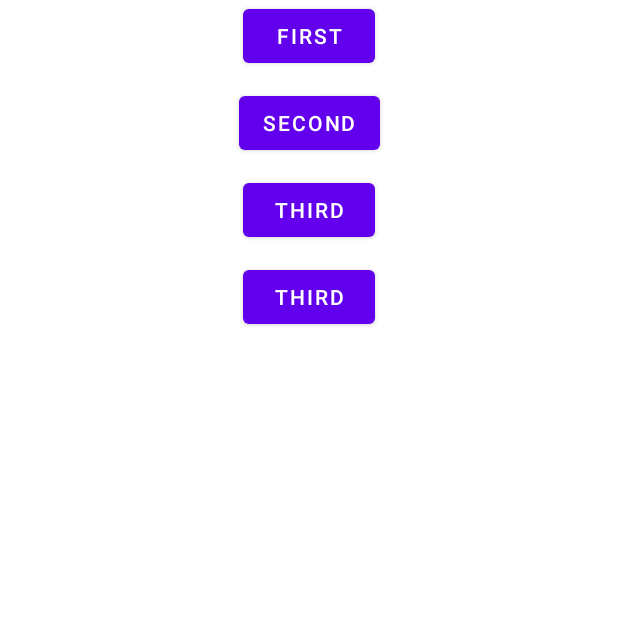
After one commit to aziz100199/actionproject, an Android app: the PracticeActivity screen opened directly, with no data from a screen before it, on a phone screen of 412 x 824 dp, the top half of it. The commit adds this screen. Run offline under Robolectric (Android 15) with nearby library versions, the phone set to English and light mode, and no system bars.

Commit message:
with single click listner

```diff
--- a/app/src/main/AndroidManifest.xml
+++ b/app/src/main/AndroidManifest.xml
@@ -5,7 +5,7 @@
     <uses-permission android:name="android.permission.CAMERA" />
     <uses-permission android:name="android.permission.WRITE_EXTERNAL_STORAGE" />
     <uses-permission android:name="android.permission.READ_EXTERNAL_STORAGE" />
-    <uses-permission android:name="android.permission.INTERNET"/>
+    <uses-permission android:name="android.permission.INTERNET" />
 
     <uses-feature
         android:name="android.hardware.camera"
@@ -19,6 +19,9 @@
         android:roundIcon="@mipmap/ic_launcher_round"
         android:supportsRtl="true"
         android:theme="@style/Theme.SpinnerActivity">
+        <activity
+            android:name=".practiceactivity.PracticeActivity"
+            android:exported="false" />
         <activity
             android:name=".retrofit.RetrofitResponseActivity"
             android:exported="false" />
--- a/app/src/main/java/com/unit/spinneractivity/LauncherActivity.kt
+++ b/app/src/main/java/com/unit/spinneractivity/LauncherActivity.kt
@@ -8,6 +8,7 @@ import com.unit.spinneractivity.actionmode.ActionModeActivity
 import com.unit.spinneractivity.colepsingtoolbar.CollapsingToolBarActivity
 import com.unit.spinneractivity.databinding.ActivityLauncherBinding
 import com.unit.spinneractivity.datepicker.DatePickerActivity
+import com.unit.spinneractivity.practiceactivity.PracticeActivity
 import com.unit.spinneractivity.retrofit.RetrofitResponseActivity
 import com.unit.spinneractivity.roomdatabase.RoomDbActivity
 import com.unit.spinneractivity.spineractivity.SpinnerActivity
@@ -44,6 +45,9 @@ class LauncherActivity : AppCompatActivity() {
         binding?.retrofit?.setOnClickListener {
             activitylauncher(RetrofitResponseActivity())
         }
+        binding?.practicbtn?.setOnClickListener {
+            activitylauncher(PracticeActivity())
+        }
     }
 
     private fun activitylauncher(activity: Activity) {
--- /dev/null
+++ b/app/src/main/java/com/unit/spinneractivity/practiceactivity/PracticeActivity.kt
@@ -0,0 +1,79 @@
+package com.unit.spinneractivity.practiceactivity
+
+import android.os.Bundle
+import android.widget.Button
+import android.widget.Toast
+import androidx.appcompat.app.AppCompatActivity
+import com.unit.spinneractivity.databinding.ActivityPracticeBinding
+
+class PracticeActivity : AppCompatActivity() {
+    lateinit var binding: ActivityPracticeBinding
+
+    override fun onCreate(savedInstanceState: Bundle?) {
+        super.onCreate(savedInstanceState)
+        binding = ActivityPracticeBinding.inflate(layoutInflater)
+        setContentView(binding.root)
+
+
+        binding.apply {
+            clicklistner(firstbtn)
+            clicklistner(secondbtn)
+            clicklistner(thirdbtn)
+            clicklistner(fourbtn)
+        }
+
+
+
+
+    }
+
+
+
+
+
+    //////////////////////    click listner  //////////////////////////////
+
+
+
+    private fun clicklistner(btn: Button) {
+        btn.setOnClickListener {
+            binding.apply {
+                when (btn) {
+                    firstbtn  -> {
+                        Toast.makeText(this@PracticeActivity,
+                            "click on first btn",
+                            Toast.LENGTH_SHORT)
+                            .show()
+                    }
+                    secondbtn -> {
+                        Toast.makeText(this@PracticeActivity,
+                            "click on second btn",
+                            Toast.LENGTH_SHORT)
+                            .show()
+                    }
+                    thirdbtn -> {
+                        Toast.makeText(this@PracticeActivity,
+                            "click on third btn",
+                            Toast.LENGTH_SHORT)
+                            .show()
+                    }
+                    fourbtn -> {
+                        Toast.makeText(this@PracticeActivity,
+                            "click on four btn",
+                            Toast.LENGTH_SHORT)
+                            .show()
+                    }
+
+
+                }
+            }
+
+        }
+    }
+
+    //////////////////////////// click listner endt //////////////////////
+
+
+
+
+}
--- a/app/src/main/java/com/unit/spinneractivity/retrofit/api/Todo.kt
+++ b/app/src/main/java/com/unit/spinneractivity/retrofit/api/Todo.kt
@@ -7,6 +7,6 @@ import retrofit2.http.GET
 interface Todo {
 
     @GET("/todos")
-    suspend fun getvalue(): Response<List<RetrofitModel>>
+   suspend fun getvalue(): Response<List<RetrofitModel>>
 
 }
--- /dev/null
+++ b/app/src/main/res/layout/activity_practice.xml
@@ -0,0 +1,51 @@
+<?xml version="1.0" encoding="utf-8"?>
+<androidx.constraintlayout.widget.ConstraintLayout xmlns:android="http://schemas.android.com/apk/res/android"
+    xmlns:app="http://schemas.android.com/apk/res-auto"
+    xmlns:tools="http://schemas.android.com/tools"
+    android:layout_width="match_parent"
+    android:layout_height="match_parent"
+    tools:context=".practiceactivity.PracticeActivity">
+
+
+    <Button
+        android:id="@+id/firstbtn"
+        android:layout_width="wrap_content"
+        android:layout_height="wrap_content"
+        android:text="first"
+        app:layout_constraintEnd_toEndOf="parent"
+        app:layout_constraintStart_toStartOf="parent"
+        app:layout_constraintTop_toTopOf="parent" />
+
+
+    <Button
+        android:id="@+id/secondbtn"
+        android:layout_width="wrap_content"
+        android:layout_height="wrap_content"
+        android:layout_marginTop="10dp"
+        android:text="second"
+        app:layout_constraintEnd_toEndOf="parent"
+        app:layout_constraintStart_toStartOf="parent"
+        app:layout_constraintTop_toBottomOf="@id/firstbtn" />
+
+    <Button
+        android:id="@+id/thirdbtn"
+        android:layout_width="wrap_content"
+        android:layout_height="wrap_content"
+        android:layout_marginTop="10dp"
+        android:text="third"
+        app:layout_constraintEnd_toEndOf="parent"
+        app:layout_constraintStart_toStartOf="parent"
+        app:layout_constraintTop_toBottomOf="@id/secondbtn" />
+
+    <Button
+        android:id="@+id/fourbtn"
+        android:layout_width="wrap_content"
+        android:layout_height="wrap_content"
+        android:layout_marginTop="10dp"
+        android:text="third"
+        app:layout_constraintEnd_toEndOf="parent"
+        app:layout_constraintStart_toStartOf="parent"
+        app:layout_constraintTop_toBottomOf="@id/thirdbtn" />
+
+
+</androidx.constraintlayout.widget.ConstraintLayout>
--- a/app/src/main/res/layout/activity_retrofit_response.xml
+++ b/app/src/main/res/layout/activity_retrofit_response.xml
@@ -18,7 +18,7 @@
         android:id="@+id/progressbar"
         android:layout_width="wrap_content"
         android:layout_height="wrap_content"
-        android:visibility="invisible"
+        android:visibility="visible"
         app:layout_constraintBottom_toBottomOf="parent"
         app:layout_constraintEnd_toEndOf="parent"
         app:layout_constraintStart_toStartOf="parent"
```
Also changed, not shown: app/src/main/java/com/unit/spinneractivity/retrofit/RetrofitResponseActivity.kt (+52 -32 lines), app/src/main/res/layout/activity_launcher.xml (+26 -16 lines).
